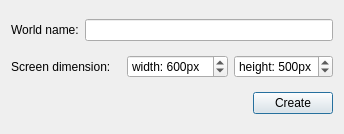
Before: the Qt Designer form trunk/maker/src/wizard.ui in develer-staff/rooms, drawn with Qt 5.
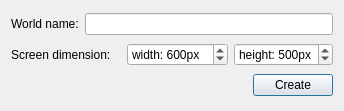
After: the same form once the commit is applied.

Commit message: setting wizard window more compact

The edit to the form file:
```diff
--- a/trunk/maker/src/wizard.ui
+++ b/trunk/maker/src/wizard.ui
@@ -7,7 +7,7 @@
     <x>0</x>
     <y>0</y>
     <width>314</width>
-    <height>134</height>
+    <height>111</height>
    </rect>
   </property>
   <property name="windowTitle">
```
